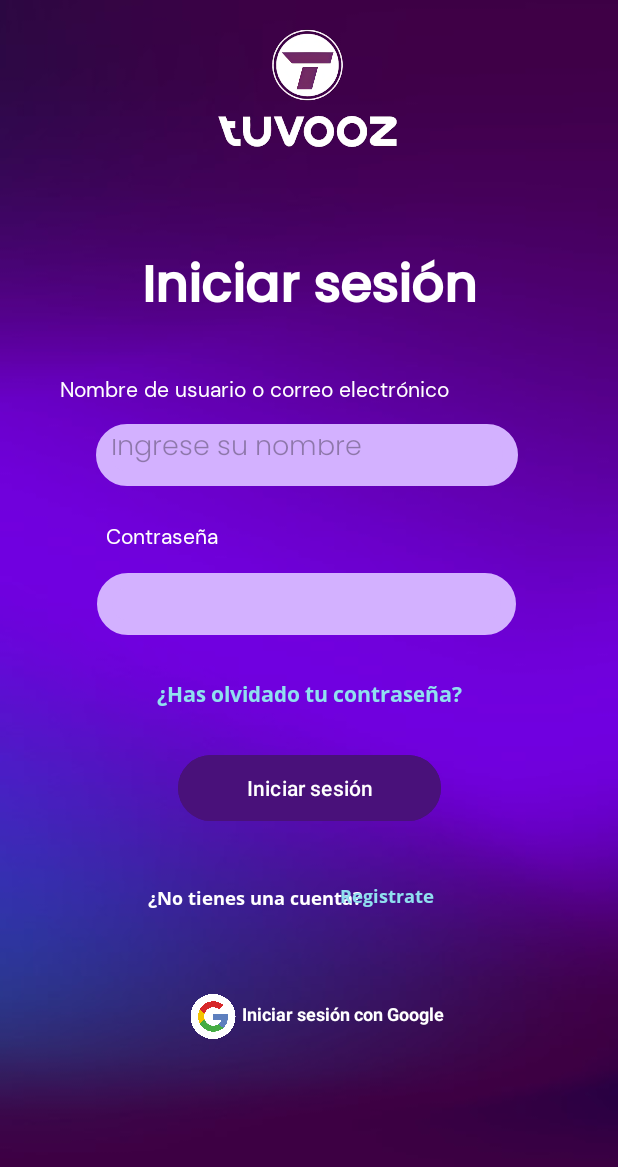
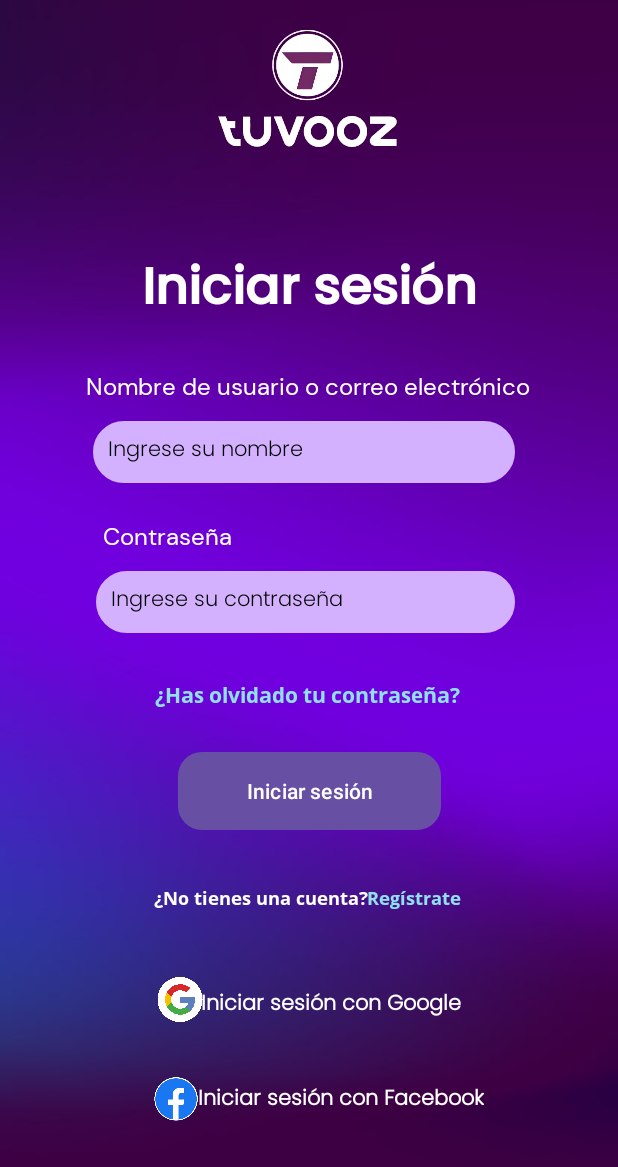
Before and after one commit to Crisaww/Android, an Android app: the screen it shows after launch (MainActivity), on a phone screen of 412 x 824 dp. Shown: the top 1167 px of the screen. Run offline under Robolectric (Android 15) with nearby library versions, the phone set to English and light mode, and no system bars.

Commit message:
Se actualiza iniciar sesion

```diff
--- /dev/null
+++ b/EjerciciosAndroid/mockupTaller/mockupTaller/app/src/main/res/drawable/rounded_button.xml
@@ -0,0 +1,5 @@
+<?xml version="1.0" encoding="utf-8"?>
+<shape xmlns:android="http://schemas.android.com/apk/res/android">
+    <solid android:color="@color/morado2" />
+    <corners android:radius="16dp" />
+</shape>
--- a/EjerciciosAndroid/mockupTaller/mockupTaller/app/src/main/res/layout/activity_main.xml
+++ b/EjerciciosAndroid/mockupTaller/mockupTaller/app/src/main/res/layout/activity_main.xml
@@ -9,12 +9,12 @@
     tools:context=".MainActivity" >
 
         <ImageView
-        android:layout_width="match_parent"
-        android:layout_height="match_parent"
-        android:scaleType="centerCrop"
-        android:src="@drawable/fondo"
-        tools:layout_editor_absoluteX="0dp"
-        tools:layout_editor_absoluteY="0dp" />
+            android:layout_width="match_parent"
+            android:layout_height="match_parent"
+            android:scaleType="centerCrop"
+            android:src="@drawable/fondo"
+            tools:layout_editor_absoluteX="-16dp"
+            tools:layout_editor_absoluteY="0dp" />
 
         <ImageView
             android:id="@+id/imageView4"
@@ -27,23 +27,20 @@
             app:layout_constraintVertical_bias="0.0"
             app:srcCompat="@drawable/logotuvoozlogo" />
 
-
-
         <TextView
             android:id="@+id/textView"
             android:layout_width="wrap_content"
             android:layout_height="wrap_content"
+            android:fontFamily="@font/fuente_poppins_medium"
             android:text="Iniciar sesión"
             android:textColor="@color/white"
             android:textSize="34sp"
             android:textStyle="bold"
-            android:fontFamily="@font/fuente_poppins_medium"
             app:layout_constraintBottom_toBottomOf="parent"
             app:layout_constraintEnd_toEndOf="parent"
             app:layout_constraintStart_toStartOf="parent"
             app:layout_constraintTop_toTopOf="parent"
-            app:layout_constraintVertical_bias="0.215"
-            />
+            app:layout_constraintVertical_bias="0.216" />
 
         <EditText
             android:id="@+id/txtApellido"
@@ -52,16 +49,21 @@
             android:background="@drawable/estilo_borde_text"
             android:backgroundTint="@color/morado4"
             android:ems="10"
+            android:focusable="true"
+            android:focusableInTouchMode="true"
             android:fontFamily="@font/poppins_light"
             android:hint="Ingrese su nombre"
             android:inputType="text"
             android:textColor="#000000"
+            android:textColorHint="#000000"
+            android:textIsSelectable="false"
+            android:textSize="14sp"
             app:layout_constraintBottom_toBottomOf="parent"
             app:layout_constraintEnd_toEndOf="parent"
-            app:layout_constraintHorizontal_bias="0.492"
+            app:layout_constraintHorizontal_bias="0.476"
             app:layout_constraintStart_toStartOf="parent"
             app:layout_constraintTop_toTopOf="parent"
-            app:layout_constraintVertical_bias="0.361" />
+            app:layout_constraintVertical_bias="0.359" />
 
         <TextView
             android:id="@+id/txtContraseña"
@@ -71,7 +73,7 @@
             android:text="Contraseña"
             android:fontFamily="@font/dmsans_regular"
             android:textColor="@color/white"
-            android:textSize="14sp"
+            android:textSize="16sp"
             app:layout_constraintBottom_toBottomOf="parent"
             app:layout_constraintEnd_toEndOf="parent"
             app:layout_constraintHorizontal_bias="0.19"
@@ -83,63 +85,84 @@
             android:id="@+id/txtOlvidoContra"
             android:layout_width="wrap_content"
             android:layout_height="wrap_content"
+            android:fontFamily="@font/open_sans_bold"
             android:text="¿Has olvidado tu contraseña?"
             android:textColor="@color/azul1"
-            android:fontFamily="@font/open_sans_bold"
             android:textSize="14sp"
             android:textStyle="bold"
             app:layout_constraintBottom_toBottomOf="parent"
             app:layout_constraintEnd_toEndOf="parent"
+            app:layout_constraintHorizontal_bias="0.495"
             app:layout_constraintStart_toStartOf="parent"
             app:layout_constraintTop_toTopOf="parent"
-            app:layout_constraintVertical_bias="0.563" />
+            app:layout_constraintVertical_bias="0.564" />
 
         <TextView
             android:id="@+id/txtCuenta"
             android:layout_width="wrap_content"
             android:layout_height="wrap_content"
+            android:layout_marginEnd="4dp"
+            android:fontFamily="@font/open_sans_bold"
             android:text="¿No tienes una cuenta?"
-            android:fontFamily="@font/open_sans_bold"
             android:textColor="@color/white"
             android:textSize="12sp"
             android:textStyle="bold"
             app:layout_constraintBottom_toBottomOf="parent"
             app:layout_constraintEnd_toEndOf="parent"
-            app:layout_constraintHorizontal_bias="0.366"
+            app:layout_constraintHorizontal_bias="0.387"
             app:layout_constraintStart_toStartOf="parent"
             app:layout_constraintTop_toTopOf="parent"
             app:layout_constraintVertical_bias="0.731" />
 
         <TextView
-            android:id="@+id/txtIniciar"
-            android:layout_width="wrap_content"
-            android:layout_height="wrap_content"
-            android:text=" Iniciar sesión con Google"
-            android:textColor="@color/white"
-            android:textSize="12sp"
-            android:textStyle="bold"
-            app:layout_constraintBottom_toBottomOf="parent"
-            app:layout_constraintEnd_toEndOf="parent"
-            app:layout_constraintHorizontal_bias="0.577"
-            app:layout_constraintStart_toStartOf="parent"
-            app:layout_constraintTop_toTopOf="parent"
-            app:layout_constraintVertical_bias="0.827" />
-
-        <TextView
             android:id="@+id/txtRegistrarte"
             android:layout_width="wrap_content"
             android:layout_height="wrap_content"
-            android:text="Registrate"
             android:fontFamily="@font/open_sans_bold"
+            android:text="Regístrate"
             android:textColor="@color/azul1"
             android:textSize="12sp"
             android:textStyle="bold"
             app:layout_constraintBottom_toBottomOf="parent"
             app:layout_constraintEnd_toEndOf="parent"
-            app:layout_constraintHorizontal_bias="0.648"
+            app:layout_constraintHorizontal_bias="0.701"
             app:layout_constraintStart_toStartOf="parent"
             app:layout_constraintTop_toTopOf="parent"
-            app:layout_constraintVertical_bias="0.73" />
+            app:layout_constraintVertical_bias="0.731" />
+
+        <!-- Botón de Iniciar Sesión con esquinas redondeadas -->
+
+        <TextView
+            android:id="@+id/txtIniciar"
+            android:layout_width="wrap_content"
+            android:layout_height="wrap_content"
+            android:fontFamily="@font/poppins_light"
+            android:text=" Iniciar sesión con Google"
+            android:textColor="@color/white"
+            android:textSize="14sp"
+            android:textStyle="bold"
+            app:layout_constraintBottom_toBottomOf="parent"
+            app:layout_constraintEnd_toEndOf="parent"
+            app:layout_constraintHorizontal_bias="0.553"
+            app:layout_constraintStart_toStartOf="parent"
+            app:layout_constraintTop_toTopOf="parent"
+            app:layout_constraintVertical_bias="0.822" />
+
+        <TextView
+            android:id="@+id/txtIniciarFacebook"
+            android:layout_width="wrap_content"
+            android:layout_height="wrap_content"
+            android:fontFamily="@font/poppins_light"
+            android:text=" Iniciar sesión con Facebook"
+            android:textColor="@color/white"
+            android:textSize="14sp"
+            android:textStyle="bold"
+            app:layout_constraintBottom_toBottomOf="parent"
+            app:layout_constraintEnd_toEndOf="parent"
+            app:layout_constraintHorizontal_bias="0.59"
+            app:layout_constraintStart_toStartOf="parent"
+            app:layout_constraintTop_toTopOf="parent"
+            app:layout_constraintVertical_bias="0.901" />
 
         <EditText
             android:id="@+id/editTextTextPassword"
@@ -148,43 +171,54 @@
             android:background="@drawable/estilo_borde_text"
             android:backgroundTint="@color/morado4"
             android:ems="10"
+            android:focusable="true"
+            android:focusableInTouchMode="true"
+            android:fontFamily="@font/poppins_light"
+            android:hint="Ingrese su contraseña"
             android:inputType="textPassword"
+            android:textColor="#000000"
+            android:textColorHint="#000000"
+            android:textIsSelectable="false"
+            android:textSize="14sp"
             app:layout_constraintBottom_toBottomOf="parent"
             app:layout_constraintEnd_toEndOf="parent"
-            app:layout_constraintHorizontal_bias="0.485"
+            app:layout_constraintHorizontal_bias="0.484"
             app:layout_constraintStart_toStartOf="parent"
             app:layout_constraintTop_toTopOf="parent"
-            app:layout_constraintVertical_bias="0.488" />
+            app:layout_constraintVertical_bias="0.486" />
 
         <TextView
             android:id="@+id/textView2"
             android:layout_width="wrap_content"
             android:layout_height="wrap_content"
             android:layout_marginStart="8dp"
+            android:fontFamily="@font/dmsans_regular"
             android:text="Nombre de usuario o correo electrónico"
             android:textColor="@color/white"
-            android:fontFamily="@font/dmsans_regular"
-            android:textSize="14sp"
+            android:textSize="16sp"
             app:layout_constraintBottom_toBottomOf="parent"
             app:layout_constraintEnd_toEndOf="parent"
-            app:layout_constraintHorizontal_bias="0.219"
+            app:layout_constraintHorizontal_bias="0.462"
             app:layout_constraintStart_toStartOf="parent"
             app:layout_constraintTop_toTopOf="parent"
-            app:layout_constraintVertical_bias="0.311" />
+            app:layout_constraintVertical_bias="0.308" />
+
+        <!-- Logo de Google -->
+
+        <!-- Logo de Facebook -->
 
         <Button
             android:id="@+id/btnIniciarSesion"
             android:layout_width="175dp"
             android:layout_height="52dp"
-            android:backgroundTint="@color/morado2"
-            android:onClick="cambioIniciarSesion"
+            android:background="@drawable/rounded_button"
             android:text="Iniciar sesión"
             android:textColor="#FFFFFF"
             app:layout_constraintBottom_toBottomOf="parent"
             app:layout_constraintEnd_toEndOf="parent"
             app:layout_constraintStart_toStartOf="parent"
             app:layout_constraintTop_toTopOf="parent"
-            app:layout_constraintVertical_bias="0.647" />
+            app:layout_constraintVertical_bias="0.649" />
 
         <ImageView
             android:id="@+id/imageView11"
@@ -192,9 +226,22 @@
             android:layout_height="30dp"
             app:layout_constraintBottom_toBottomOf="parent"
             app:layout_constraintEnd_toEndOf="parent"
-            app:layout_constraintHorizontal_bias="0.332"
+            app:layout_constraintHorizontal_bias="0.273"
             app:layout_constraintStart_toStartOf="parent"
             app:layout_constraintTop_toTopOf="parent"
-            app:layout_constraintVertical_bias="0.835"
+            app:layout_constraintVertical_bias="0.82"
             app:srcCompat="@drawable/googlelogo" />
+
+        <ImageView
+            android:id="@+id/imageView12"
+            android:layout_width="49dp"
+            android:layout_height="41dp"
+            app:layout_constraintBottom_toBottomOf="parent"
+            app:layout_constraintEnd_toEndOf="parent"
+            app:layout_constraintHorizontal_bias="0.256"
+            app:layout_constraintStart_toStartOf="parent"
+            app:layout_constraintTop_toTopOf="parent"
+            app:layout_constraintVertical_bias="0.91"
+            app:srcCompat="@drawable/logofacebook" />
+
 </androidx.constraintlayout.widget.ConstraintLayout>
```
Also changed, not shown: EjerciciosAndroid/mockupTaller/mockupTaller/app/src/main/res/drawable/logofacebook.png (added).
